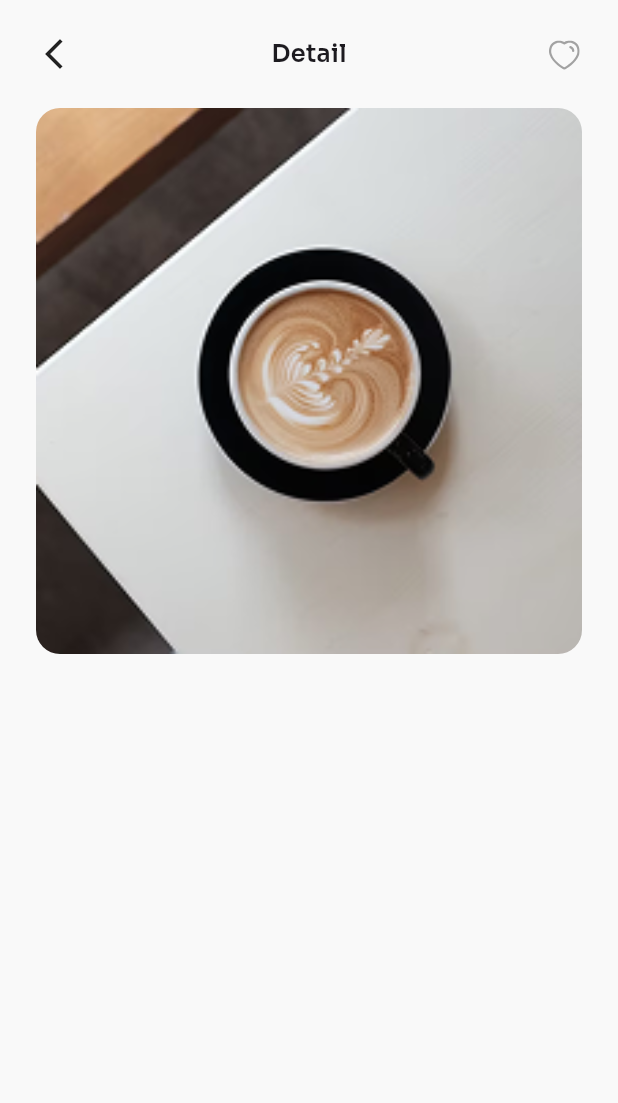
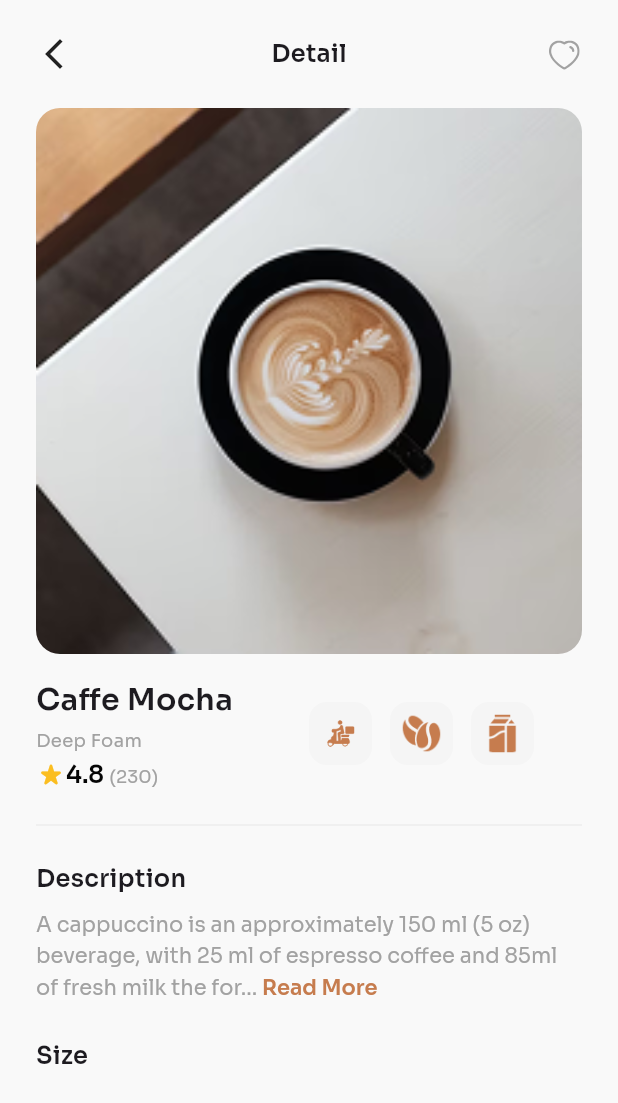
Before and after one commit to SherazAli-67/coffee-shop-ui, a Flutter app: the CoffeeDetailScreen screen opened directly with sample values from the repository, on a phone screen of 412 x 824 dp. Shown: the top 1103 px of the screen. Run offline on Flutter 3.47's test engine with Material 3 defaults, Android fonts, the phone set to English and light mode, and no system bars; our stand-ins replace flutter_svg, go_router.

Commit message:
Coffee Shop App - Development
1. Coffee Detail Screen Development

```diff
--- a/lib/constants/string_const.dart
+++ b/lib/constants/string_const.dart
@@ -1,4 +1,5 @@
 class StringConst {
   static const appTitle = 'Coffee Shop';
   static const appFontFamily = 'Sora';
+  static const coffeeDescription = '''A cappuccino is an approximately 150 ml (5 oz) beverage, with 25 ml of espresso coffee and 85ml of fresh milk the for... ''';
 }
--- a/lib/core/app_icons.dart
+++ b/lib/core/app_icons.dart
@@ -8,6 +8,9 @@ class AppIcons {
   static const coffee2 = '${_iconsPath}coffe_2.png';
   static const coffee3 = '${_iconsPath}coffe_3.png';
   static const coffee4 = '${_iconsPath}coffe_4.png';
+  static const icRider = '${_iconsPath}ic_rider.png';
+  static const icCoffeeBean = '${_iconsPath}ic_coffee_bean.png';
+  static const icCoffeePackage = '${_iconsPath}ic_coffee_package.png';
 
   //svgs
   static const icHome = '${_iconsPath}ic_home.svg';
--- a/lib/main.dart
+++ b/lib/main.dart
@@ -1,6 +1,5 @@
 import 'package:coffee_app/constants/string_const.dart';
 import 'package:coffee_app/core/app_colors.dart';
-import 'package:coffee_app/presentation/screens/welcome_screen.dart';
 import 'package:coffee_app/router/app_router.dart';
 import 'package:flutter/material.dart';
 
@@ -23,23 +22,5 @@ class MyApp extends StatelessWidget {
       routerConfig: router,
       builder: (ctx, child) => child!,
     );
-  /*  return MaterialApp.router(
-      title: StringConst.appTitle,
-      theme: ThemeData(
-        brightness: .light,
-        scaffoldBackgroundColor: AppColors.scaffoldBgColor,
-        fontFamily: StringConst.appFontFamily,
-        pageTransitionsTheme: PageTransitionsTheme(
-          builders: {
-            TargetPlatform.macOS: CupertinoPageTransitionsBuilder(),
-            TargetPlatform.iOS: CupertinoPageTransitionsBuilder(),
-            TargetPlatform.android: const ZoomPageTransitionsBuilder(),
-          },
-        ),
-      ),
-      // home: WelcomeScreen(),
-      builder: (ctx, child) => child!,
-      routerConfig: router,
-    );*/
   }
 }
--- a/lib/presentation/screens/coffee_detail_screen.dart
+++ b/lib/presentation/screens/coffee_detail_screen.dart
@@ -1,3 +1,5 @@
+import 'package:coffee_app/constants/string_const.dart';
+import 'package:coffee_app/core/app_colors.dart';
 import 'package:coffee_app/core/app_icons.dart';
 import 'package:coffee_app/core/app_textstyles.dart';
 import 'package:coffee_app/core/models/coffee_model.dart';
@@ -15,6 +17,7 @@ class CoffeeDetailScreen extends StatelessWidget{
         padding: const .all(24.0),
         child: Column(
           spacing: 16,
+          crossAxisAlignment: .start,
           children: [
             Row(
               mainAxisAlignment: .spaceBetween,
@@ -35,10 +38,89 @@ class CoffeeDetailScreen extends StatelessWidget{
                       child: Image.asset(coffee.coffee, fit: .cover,)),
                 ),
               ),
-            )
+            ),
+            Row(
+              children: [
+                Expanded(child: Column(
+                  spacing: 16,
+                  crossAxisAlignment: .start,
+                  children: [
+                    Column(
+                      spacing: 4,
+                      crossAxisAlignment: .start,
+                      children: [
+                        Text(coffee.title, style: AppTextStyles.btnTextStyle.copyWith(fontSize: 20),),
+                        Text(coffee.subtitle, style: AppTextStyles.regularTextStyle.copyWith(fontSize: 12, color: AppColors.greyColor),),
+                        Row(
+                          children: [
+                            Icon(
+                              Icons.star_rate_rounded, color: AppColors.ratingYellowColor, size: 20
+                            ),
+                            RichText(text: TextSpan(
+                              text: '${coffee.rating} ',
+                              style: AppTextStyles.btnTextStyle.copyWith(fontFamily: StringConst.appFontFamily, color: AppColors.blackColor),
+                              children: [
+                                TextSpan(
+                                  text: '(230)',
+                                  style: AppTextStyles.regularTextStyle.copyWith(fontSize: 12, color: AppColors.greyColor, fontFamily: StringConst.appFontFamily)
+                                )
+                              ]
+                            ))
+                          ],
+                        )
+                      ],
+                    )
+                  ],
+                )),
+                Expanded(child: Row(
+                  spacing: 12,
+                  children: [
+                    _buildDetailIconWidget(icon: AppIcons.icRider),
+                    _buildDetailIconWidget(icon: AppIcons.icCoffeeBean),
+                    _buildDetailIconWidget(icon: AppIcons.icCoffeePackage),
+                  ],
+                ))
+              ],
+            ),
+            Divider(color: AppColors.lightWhiteColor,),
+            Column(
+              crossAxisAlignment: .start,
+              spacing: 8,
+              children: [
+                Text("Description", style: AppTextStyles.btnTextStyle,),
+                RichText(text: TextSpan(
+                  text: StringConst.coffeeDescription,
+                  style: AppTextStyles.regularTextStyle.copyWith(color: AppColors.greyColor, fontFamily: StringConst.appFontFamily, height: 1.5),
+                  children: [
+                    TextSpan(
+                        text: 'Read More',
+                        style: AppTextStyles.regularTextStyle.copyWith(color: AppColors.primaryColor, fontWeight: .w600, fontFamily: StringConst.appFontFamily, height: 1.5)
+                    )
+                  ]
+                ))
+              ],
+            ),
+            Padding(padding: .only(top: 8), child: Column(
+              crossAxisAlignment: .start,
+              spacing: 16,
+              children: [
+                Text("Size", style: AppTextStyles.btnTextStyle,)
+              ],
+            ),)
           ],
         ),
       )),
     );
   }
+
+  Widget _buildDetailIconWidget({required String icon}) {
+    return Container(
+      decoration: BoxDecoration(
+          color: AppColors.lightWhiteColor.withValues(alpha: 0.35),
+          borderRadius: .circular(12)
+      ),
+      padding: .all(6),
+      child: Image.asset(icon, height: 30, width: 30),
+    );
+  }
 }
--- a/lib/presentation/widgets/coffee_item_widget.dart
+++ b/lib/presentation/widgets/coffee_item_widget.dart
@@ -2,7 +2,6 @@ import 'package:coffee_app/core/app_colors.dart';
 import 'package:coffee_app/core/app_gradients.dart';
 import 'package:coffee_app/core/app_textstyles.dart';
 import 'package:coffee_app/core/models/coffee_model.dart';
-import 'package:coffee_app/presentation/screens/coffee_detail_screen.dart';
 import 'package:coffee_app/router/app_router.dart';
 import 'package:flutter/material.dart';
 import 'package:go_router/go_router.dart';
@@ -15,7 +14,6 @@ class CoffeeItemWidget extends StatelessWidget{
   Widget build(BuildContext context) {
     return GestureDetector(
       onTap: ()=> context.push(NamedRoutes.coffeeDetail.routeName, extra: coffee),
-      // onTap: ()=> Navigator.push(context, MaterialPageRoute(builder: (_)=> CoffeeDetailScreen(coffee: coffee))),
       child: Container(
         decoration: BoxDecoration(
           color: Colors.white,
@@ -30,12 +28,11 @@ class CoffeeItemWidget extends StatelessWidget{
               alignment: .center,
               child: Stack(
                 children: [
-                  ClipRRect(
-                    borderRadius: .circular(12),
-                    child: Hero(
-                        tag: coffee.id,
-                        child: Image.asset(coffee.coffee, fit: .cover,)),
-                  ),
+                  Hero(
+                      tag: coffee.id,
+                      child: ClipRRect(
+                          borderRadius: .circular(12),
+                          child: Image.asset(coffee.coffee, fit: .cover,))),
 
                   Positioned(
                     right: 0,
--- a/lib/router/app_router.dart
+++ b/lib/router/app_router.dart
@@ -7,7 +7,7 @@ import '../presentation/screens/main_menu_page.dart';
 import '../presentation/screens/welcome_screen.dart';
 
 GoRouter router = GoRouter(
-  initialLocation: NamedRoutes.welcome.routeName,
+  initialLocation: NamedRoutes.home.routeName,
   routes: [
     GoRoute(path: NamedRoutes.welcome.routeName, builder: (_, state) => WelcomeScreen()),
     StatefulShellRoute.indexedStack(
```
Also changed, not shown: assets/icons/ic_coffee_bean.png (added), assets/icons/ic_coffee_package.png (added), assets/icons/ic_rider.png (added).
